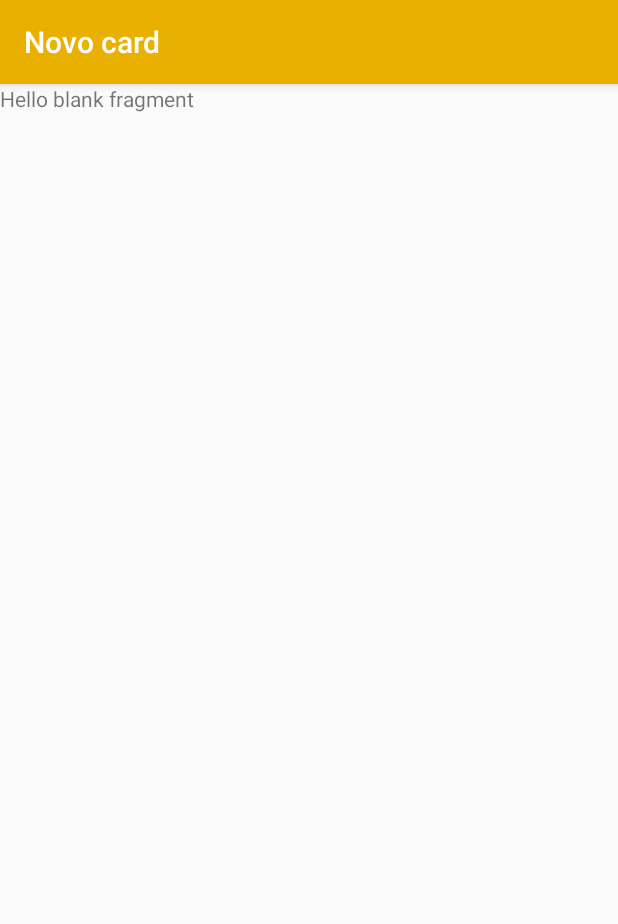
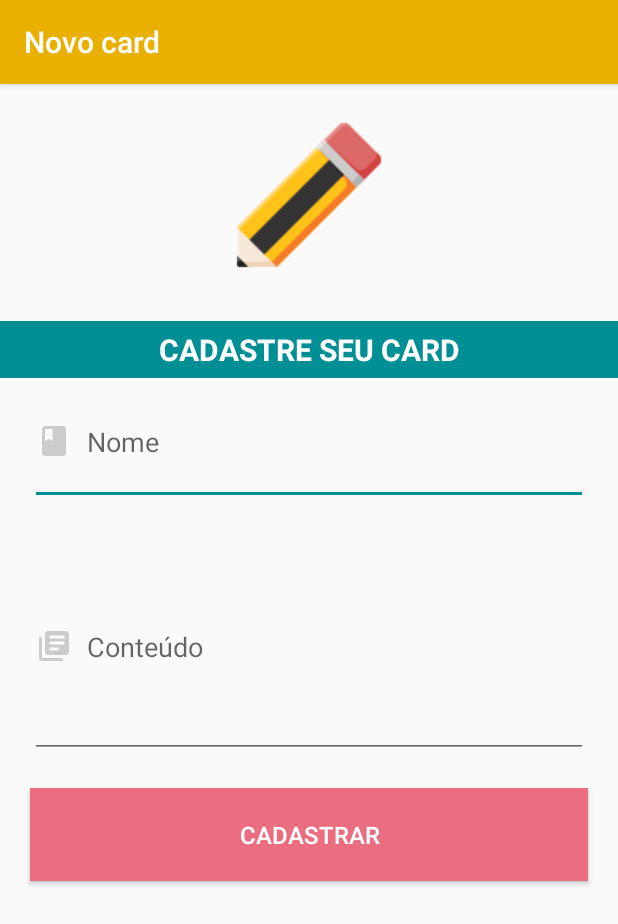
Before and after one commit to anderson-matheus/samsung-challenge, an Android app: the fragment NewCardFragment shown on its own in the app's theme, on a phone screen of 412 x 824 dp. Shown: the top 924 px of the screen. Run offline under Robolectric (Android 15) with nearby library versions, the phone set to English and light mode, and no system bars.

Commit message:
Adicionando autoincrement na tabela de usuários e criando view para cadastro de card

```diff
--- a/app/src/main/java/android/curso/samsungchallenge/datamodel/UserDataModel.java
+++ b/app/src/main/java/android/curso/samsungchallenge/datamodel/UserDataModel.java
@@ -31,7 +31,7 @@ public class UserDataModel {
     public static String getQueryCreateTable() {
         queryCreateTable = "CREATE TABLE IF NOT EXISTS " + table + " ";
         queryCreateTable += "(";
-        queryCreateTable += id + " INTEGER PRIMARY KEY, ";
+        queryCreateTable += id + " INTEGER PRIMARY KEY AUTOINCREMENT, ";
         queryCreateTable += name + " TEXT, ";
         queryCreateTable += email + " TEXT UNIQUE, ";
         queryCreateTable += password + " TEXT ";
--- /dev/null
+++ b/app/src/main/res/drawable/ic_card.xml
@@ -0,0 +1,5 @@
+<vector android:height="24dp" android:tint="#CCCCCC"
+    android:viewportHeight="24.0" android:viewportWidth="24.0"
+    android:width="24dp" xmlns:android="http://schemas.android.com/apk/res/android">
+    <path android:fillColor="#FF000000" android:pathData="M18,2H6c-1.1,0 -2,0.9 -2,2v16c0,1.1 0.9,2 2,2h12c1.1,0 2,-0.9 2,-2V4c0,-1.1 -0.9,-2 -2,-2zM6,4h5v8l-2.5,-1.5L6,12V4z"/>
+</vector>
--- /dev/null
+++ b/app/src/main/res/drawable/ic_content_card.xml
@@ -0,0 +1,5 @@
+<vector android:height="24dp" android:tint="#CCCCCC"
+    android:viewportHeight="24.0" android:viewportWidth="24.0"
+    android:width="24dp" xmlns:android="http://schemas.android.com/apk/res/android">
+    <path android:fillColor="#FF000000" android:pathData="M4,6L2,6v14c0,1.1 0.9,2 2,2h14v-2L4,20L4,6zM20,2L8,2c-1.1,0 -2,0.9 -2,2v12c0,1.1 0.9,2 2,2h12c1.1,0 2,-0.9 2,-2L22,4c0,-1.1 -0.9,-2 -2,-2zM19,11L9,11L9,9h10v2zM15,15L9,15v-2h6v2zM19,7L9,7L9,5h10v2z"/>
+</vector>
--- a/app/src/main/res/layout/fragment_new_card.xml
+++ b/app/src/main/res/layout/fragment_new_card.xml
@@ -1,14 +1,77 @@
 <?xml version="1.0" encoding="utf-8"?>
-<FrameLayout xmlns:android="http://schemas.android.com/apk/res/android"
+<LinearLayout xmlns:android="http://schemas.android.com/apk/res/android"
+    xmlns:app="http://schemas.android.com/apk/res-auto"
     xmlns:tools="http://schemas.android.com/tools"
     android:layout_width="match_parent"
     android:layout_height="match_parent"
+    android:orientation="vertical"
     tools:context=".fragment.NewCardFragment">
 
-    <!-- TODO: Update blank fragment layout -->
+    <ImageView
+        android:layout_width="match_parent"
+        android:layout_height="wrap_content"
+        android:src="@drawable/icon_card"
+        android:layout_marginBottom="10dp"
+        android:padding="10dp" />
+
     <TextView
+        android:id="@+id/textView3"
         android:layout_width="match_parent"
-        android:layout_height="match_parent"
-        android:text="@string/hello_blank_fragment" />
+        android:layout_height="wrap_content"
+        android:textAlignment="center"
+        android:text="CADASTRE SEU CARD"
+        android:textSize="20sp"
+        android:background="@color/colorAqua"
+        android:textColor="@color/colorWhite"
+        android:padding="5dp"
+        android:textStyle="bold"/>
 
-</FrameLayout>
+    <EditText
+        android:id="@+id/editTextNameCard"
+        android:maxLines="1"
+        android:layout_width="match_parent"
+        android:layout_height="wrap_content"
+        android:layout_marginLeft="20dp"
+        android:layout_marginRight="20dp"
+        android:layout_marginBottom="20dp"
+        android:gravity="center_vertical"
+        android:hint="Nome"
+        android:inputType="none"
+        android:paddingTop="30dp"
+        android:paddingBottom="30dp"
+        android:drawableLeft="@drawable/ic_card"
+        android:drawablePadding="10dp" />
+
+    <EditText
+        android:id="@+id/editTextContentCard"
+        android:maxLines="1"
+        android:layout_width="match_parent"
+        android:layout_height="wrap_content"
+        android:layout_marginLeft="20dp"
+        android:layout_marginRight="20dp"
+        android:layout_marginBottom="20dp"
+        android:lines="4"
+        android:inputType="textMultiLine"
+        android:hint="Conteúdo"
+        android:paddingTop="30dp"
+        android:paddingBottom="30dp"
+        android:drawableLeft="@drawable/ic_content_card"
+        android:drawablePadding="10dp" />
+
+    <Button
+        android:id="@+id/buttonNewUser"
+        android:layout_width="match_parent"
+        android:layout_height="wrap_content"
+        android:gravity="center_vertical"
+        android:layout_marginLeft="20dp"
+        android:layout_marginRight="20dp"
+        android:layout_marginBottom="10dp"
+        android:paddingTop="20dp"
+        android:paddingBottom="20dp"
+        android:text="Cadastrar"
+        android:textAlignment="center"
+        android:background="@color/colorBlush"
+        android:textColor="@color/colorWhite"
+        android:textSize="16sp"/>
+
+</LinearLayout>
```
Also changed, not shown: app/src/main/res/drawable/icon_card.png (added).
